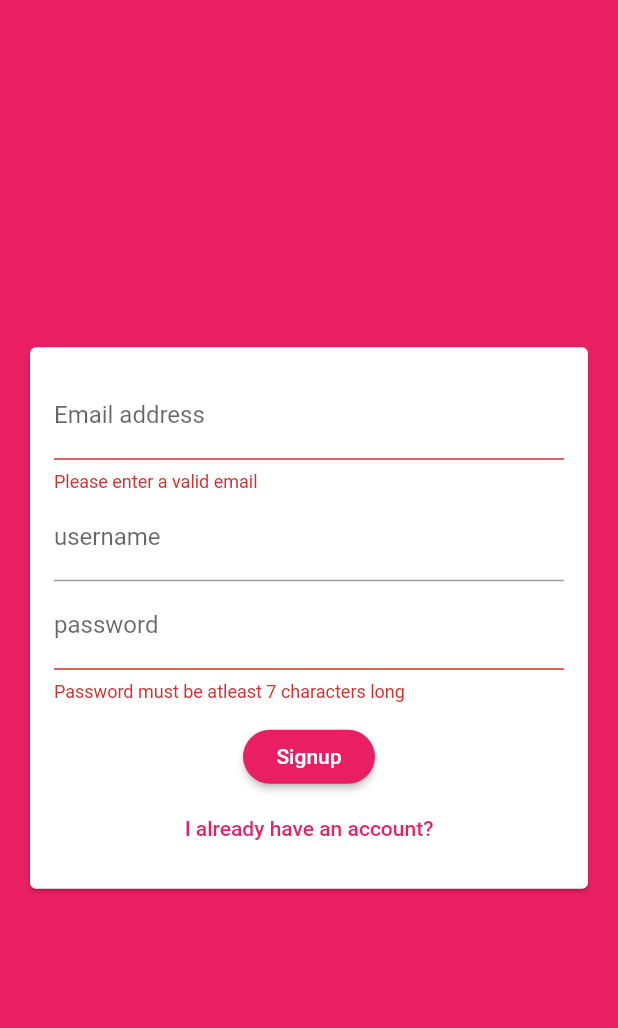
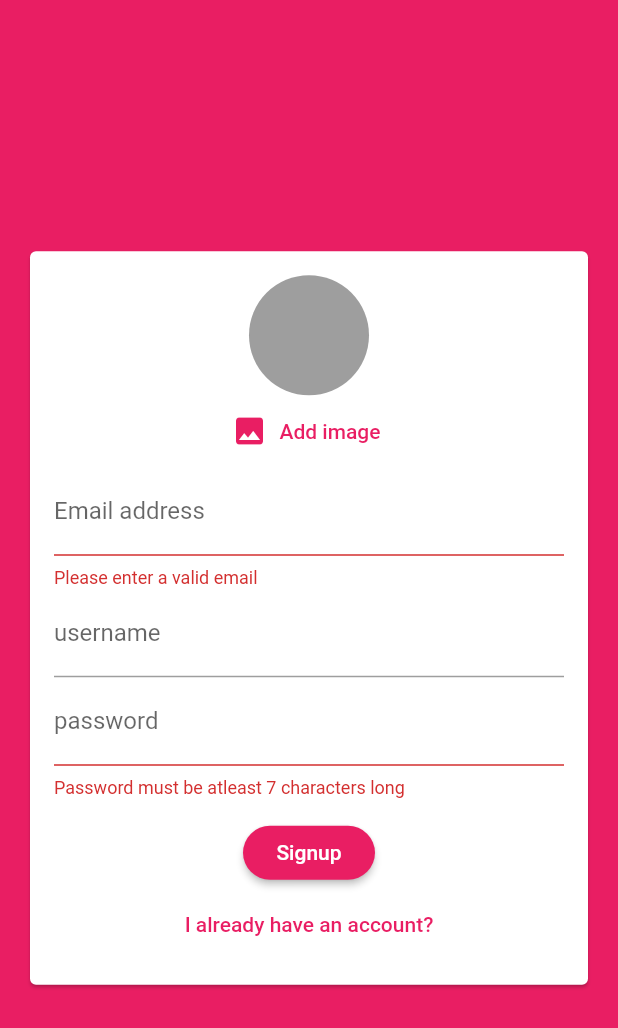
Before and after one commit to DeleMike/chat-app, a Flutter app: the screen it shows after launch, after a tap on "Login", after a tap on "Create new account", on a phone screen of 412 x 824 dp. Shown: the top 1028 px of the screen. Run offline on Flutter 3.47's test engine with Material 2 defaults, Android fonts, the phone set to English and light mode, and no system bars; our stand-ins replace cloud_firestore, firebase_auth, firebase_core, image_picker; accounts and stored records are empty.

Commit message:
add image picker to auth form

```diff
--- a/lib/widgets/auth/auth_form.dart
+++ b/lib/widgets/auth/auth_form.dart
@@ -1,4 +1,6 @@
 import 'package:flutter/material.dart';
+
+import '../pickers/user_image_picker.dart';
 
 class AuthForm extends StatefulWidget {
   final void Function(
@@ -27,7 +29,8 @@ class _AuthFormState extends State<AuthForm> {
     if (isValid) {
       _formKey.currentState.save();
       print('email = $_userEmail, password = $_userPassword, name= $_userName');
-      widget.onSubmitFn(_userEmail.trim(),_userPassword.trim(), _userName == null ? null: _userName.trim(),_isLoginMode, context );
+      widget.onSubmitFn(_userEmail.trim(), _userPassword.trim(),
+          _userName == null ? null : _userName.trim(), _isLoginMode, context);
       //widget.onSubmitFn(_userEmail.trim(), _userPassword.trim(), _userName == null ? null: _userName.trim(),_isLoginMode, context);
       //send auth request to Firebase
     }
@@ -46,6 +49,10 @@ class _AuthFormState extends State<AuthForm> {
               child: Column(
                 mainAxisSize: MainAxisSize.min,
                 children: [
+                  if (!_isLoginMode)
+                    UserImagePicker(
+                      key: ValueKey('user_image'),
+                    ),
                   TextFormField(
                     key: ValueKey('email'),
                     onSaved: (val) {
--- a/lib/widgets/chat/message_bubble.dart
+++ b/lib/widgets/chat/message_bubble.dart
@@ -22,7 +22,7 @@ class MessageBubble extends StatelessWidget {
               bottomRight: !isMe ? Radius.circular(12) : Radius.circular(0),
             ),
           ),
-          width: mediaQuery.size.width * 0.7,
+          width: mediaQuery.size.width * 0.5,
           padding: EdgeInsets.symmetric(vertical: 10, horizontal: 16),
           margin: EdgeInsets.symmetric(vertical: 4, horizontal: 8),
           child: Column(
--- a/lib/widgets/chat/messages.dart
+++ b/lib/widgets/chat/messages.dart
@@ -23,7 +23,7 @@ class Messages extends StatelessWidget {
             );
           }
           final chatDocs = chatSnapshot.data.docs;
-          return  ListView.builder(
+          return ListView.builder(
             reverse: true,
             itemCount: chatDocs.length,
             itemBuilder: (ctx, index) => MessageBubble(
--- /dev/null
+++ b/lib/widgets/pickers/user_image_picker.dart
@@ -0,0 +1,43 @@
+import 'dart:io';
+
+import 'package:flutter/material.dart';
+import 'package:image_picker/image_picker.dart';
+
+class UserImagePicker extends StatefulWidget {
+  final Key key;
+  UserImagePicker({this.key});
+  @override
+  _UserImagePickerState createState() => _UserImagePickerState();
+}
+
+class _UserImagePickerState extends State<UserImagePicker> {
+  File _pickedImageFile;
+  void _pickImage() async {
+    final picker = ImagePicker();
+    final pickedImage = await picker.getImage(source: ImageSource.gallery);
+    final pickedImageFile = File(pickedImage.path);
+    setState(() {
+      _pickedImageFile = pickedImageFile;
+    });
+
+  }
+
+  @override
+  Widget build(BuildContext context) {
+    return Column(
+      children: [
+        CircleAvatar(
+          radius: 40,
+          backgroundColor: Colors.grey,
+          backgroundImage: _pickedImageFile != null ? FileImage(_pickedImageFile) : null,
+        ),
+        FlatButton.icon(
+          icon: Icon(Icons.image),
+          label: Text('Add image'),
+          textColor: Theme.of(context).primaryColor,
+          onPressed: _pickImage,
+        ),
+      ],
+    );
+  }
+}
--- a/pubspec.yaml
+++ b/pubspec.yaml
@@ -27,6 +27,8 @@ dependencies:
   cupertino_icons: ^1.0.0
   firebase_auth: ^0.18.4+1
   firebase_core: ^0.5.3
+  firebase_storage: ^5.2.0
+  image_picker: ^0.6.7+15
 
 dev_dependencies:
   flutter_test:
```
Also changed, not shown: pubspec.lock. Lines whose indentation alone changed are shown as unchanged.
